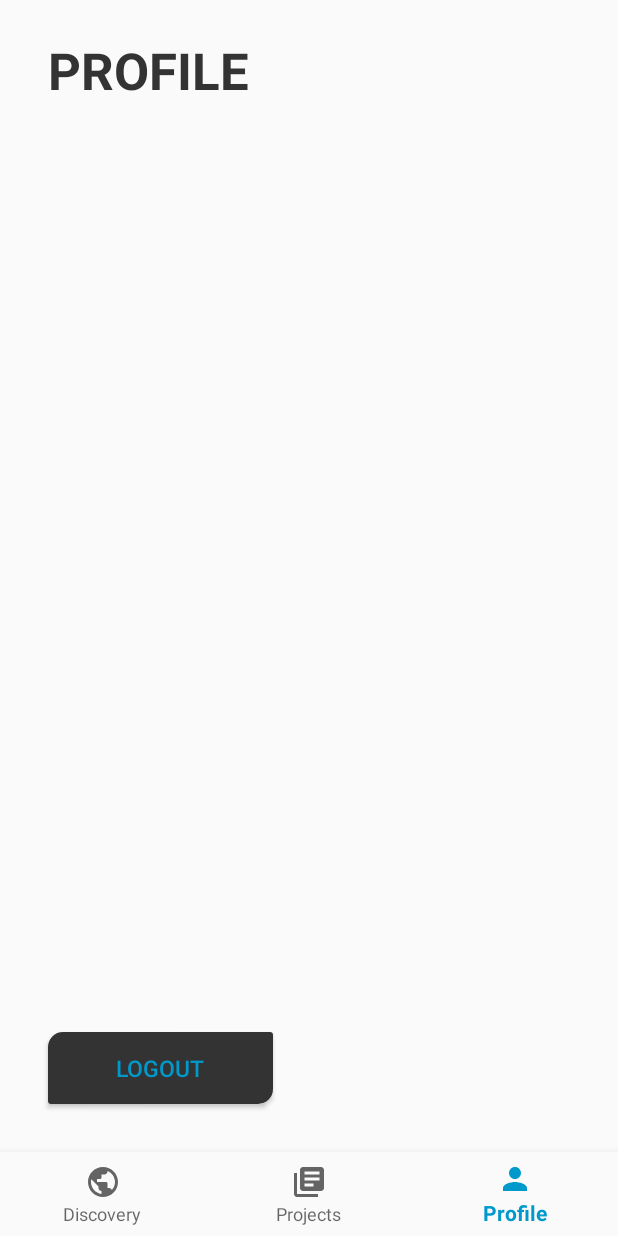
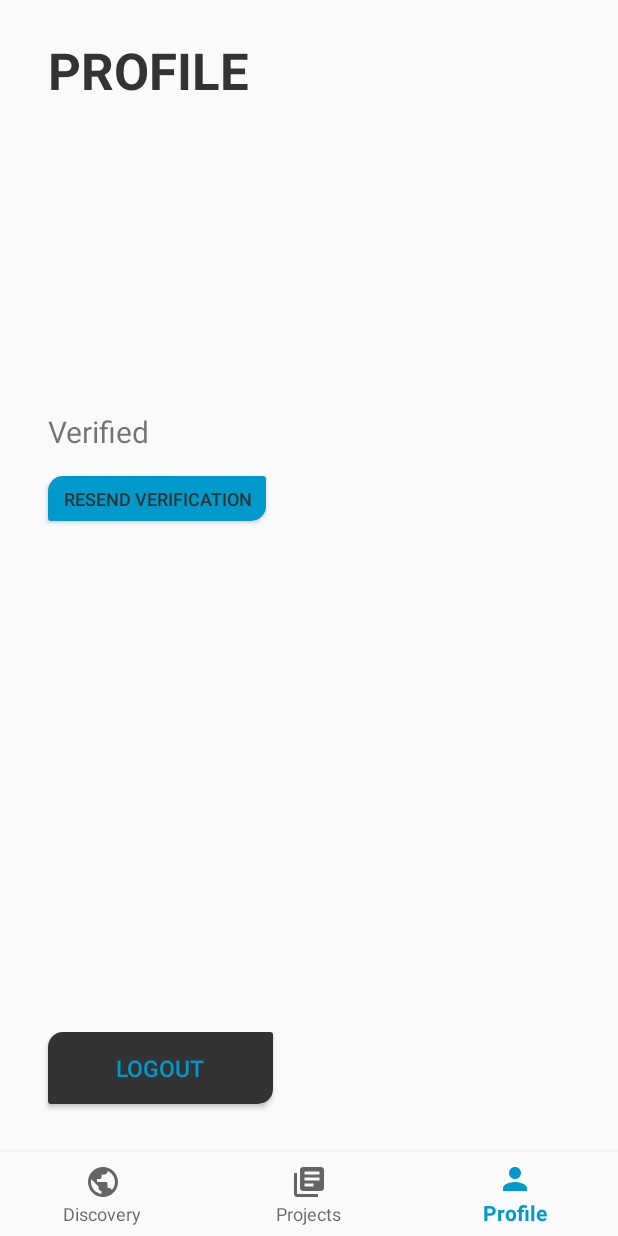
Before and after one commit to AshSobhani/Ideation, an Android app: the MainActivity screen opened directly, with no data from a screen before it, item 3 of the bottom bar chosen, on a phone screen of 412 x 824 dp. Run offline under Robolectric (Android 15) with nearby library versions, the phone set to English and light mode, and no system bars; our stand-ins replace Firebase (no records; nobody signed in at launch, a user with empty details on screens opened directly).

Commit message:
Resend verification link implemented

```diff
--- a/app/src/main/java/com/example/ideation/activities/MainActivity.java
+++ b/app/src/main/java/com/example/ideation/activities/MainActivity.java
@@ -89,6 +89,10 @@ public class MainActivity extends AppCompatActivity {
 						case R.id.navProfile:
 							fragmentFlag = 2;
 							selectedFragment = profileFragment;
+
+							//Check user verification on selecting profile fragment
+							ProfileFragment fragment = (ProfileFragment) fragmentManager.findFragmentById(R.id.fragment_container);
+							fragment.checkVerification();
 							break;
 					}
 
--- a/app/src/main/java/com/example/ideation/fragments/ProfileFragment.java
+++ b/app/src/main/java/com/example/ideation/fragments/ProfileFragment.java
@@ -1,5 +1,6 @@
 package com.example.ideation.fragments;
 
+import android.content.Context;
 import android.content.Intent;
 import android.os.Bundle;
 import android.util.Log;
@@ -10,11 +11,14 @@ import android.widget.Button;
 import android.widget.TextView;
 import android.widget.Toast;
 
+import com.example.ideation.activities.SignUpActivity;
 import com.example.ideation.database.IdeationContract;
 import com.example.ideation.R;
 import com.example.ideation.activities.LoginActivity;
+import com.google.android.gms.tasks.OnCompleteListener;
 import com.google.android.gms.tasks.OnFailureListener;
 import com.google.android.gms.tasks.OnSuccessListener;
+import com.google.android.gms.tasks.Task;
 import com.google.firebase.auth.FirebaseAuth;
 import com.google.firebase.auth.FirebaseUser;
 import com.google.firebase.firestore.DocumentSnapshot;
@@ -30,7 +34,7 @@ public class ProfileFragment extends Fragment {
 
 	//Make variables
 	private TextView userNameField, firstNameField, lastNameField, emailField, verificationField;
-	private Button logoutButton;
+	private Button logoutButton, resendVerificationButton;
 	private FirebaseUser firebaseUser;
 	private FirebaseAuth firebaseAuth;
 
@@ -54,16 +58,8 @@ public class ProfileFragment extends Fragment {
 		lastNameField = v.findViewById(R.id.lastNameText);
 		emailField = v.findViewById(R.id.emailText);
 		verificationField = v.findViewById(R.id.verificationText);
-		logoutButton = v.findViewById(R.id.logoutButton);
 
-		//Set an on click listener for the button
-		logoutButton.setOnClickListener(new View.OnClickListener() {
-			@Override
-			public void onClick(View view) {
-				//Sign the user out and return to login
-				onSignOut();
-			}
-		});
+		initialiseButtons();
 
 		//Retrieve and assign user data to text fields
 		retrieveUserData();
@@ -99,11 +95,7 @@ public class ProfileFragment extends Fragment {
 							emailField.setText(firebaseUser.getEmail());
 
 							//Check if the user is verified
-							if (firebaseUser.isEmailVerified()){
-								verificationField.setText("Verified");
-							} else {
-								verificationField.setText("Not Verified");
-							}
+							checkVerification();
 
 						} else {
 							Toast.makeText(getActivity(), "Document does not exist", Toast.LENGTH_SHORT).show();
@@ -118,4 +110,54 @@ public class ProfileFragment extends Fragment {
 					}
 				});
 	}
+
+	private void initialiseButtons() {
+		//Assign view buttons to variables
+		logoutButton = v.findViewById(R.id.logoutButton);
+		resendVerificationButton = v.findViewById(R.id.resendVerificationButton);
+
+		//Set an on click listener for the button
+		logoutButton.setOnClickListener(new View.OnClickListener() {
+			@Override
+			public void onClick(View view) {
+				//Sign the user out and return to login
+				onSignOut();
+			}
+		});
+
+		//Set an on click listener for the button
+		resendVerificationButton.setOnClickListener(new View.OnClickListener() {
+			@Override
+			public void onClick(View view) {
+				//Resend email verification
+				resendEmailVerification();
+			}
+		});
+	}
+
+	private void resendEmailVerification() {
+		//Send the mail verification
+		firebaseUser.sendEmailVerification()
+				.addOnCompleteListener(getActivity(), new OnCompleteListener<Void>() {
+					@Override
+					public void onComplete(@NonNull Task<Void> task) {
+						if (task.isSuccessful()) {
+							Toast.makeText(getContext(), "Verification email resent to " + firebaseUser.getEmail(), Toast.LENGTH_SHORT).show();
+						} else {
+							Log.e(TAG, "sendEmailVerification", task.getException());
+							Toast.makeText(getContext(), "Failed to send verification email.", Toast.LENGTH_SHORT).show();
+						}
+					}
+				});
+	}
+
+	public void checkVerification() {
+		Log.d(TAG, "checkVerification: Checking");
+		//Check if the user is verified
+		if (firebaseUser.isEmailVerified()){
+			verificationField.setText("Verified");
+		} else {
+			verificationField.setText("Not Verified");
+		}
+	}
 }
--- a/app/src/main/res/layout/fragment_profile.xml
+++ b/app/src/main/res/layout/fragment_profile.xml
@@ -77,6 +77,22 @@
         app:layout_constraintTop_toBottomOf="@+id/projectTitle" />
 
     <Button
+        android:id="@+id/resendVerificationButton"
+        android:layout_width="wrap_content"
+        android:layout_height="30dp"
+        android:paddingLeft="10dp"
+        android:paddingRight="10dp"
+        android:layout_marginStart="32dp"
+        android:layout_marginLeft="32dp"
+        android:layout_marginTop="16dp"
+        android:background="@drawable/rounded_signup_button"
+        android:text="Resend Verification"
+        android:textColor="@color/colorPrimaryDark"
+        android:textSize="12sp"
+        app:layout_constraintStart_toStartOf="parent"
+        app:layout_constraintTop_toBottomOf="@+id/verificationText" />
+
+    <Button
         android:id="@+id/logoutButton"
         android:layout_width="150dp"
         android:layout_height="wrap_content"
```
Also changed, not shown: app/src/main/AndroidManifest.xml (+4 -5 lines).
